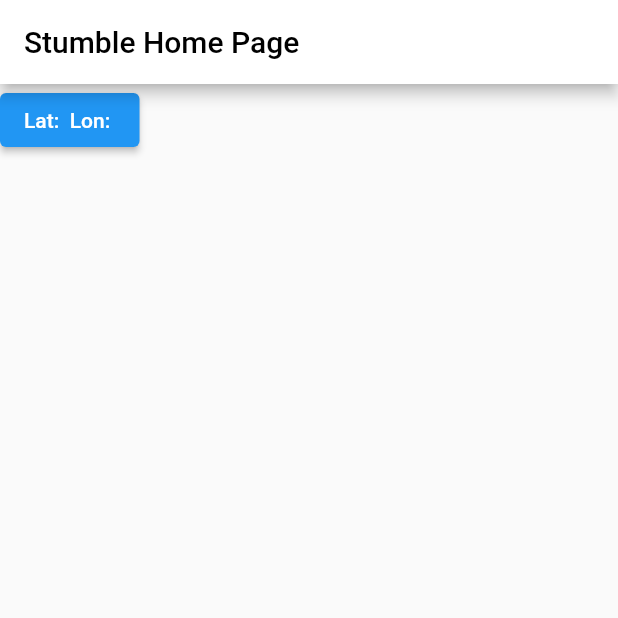
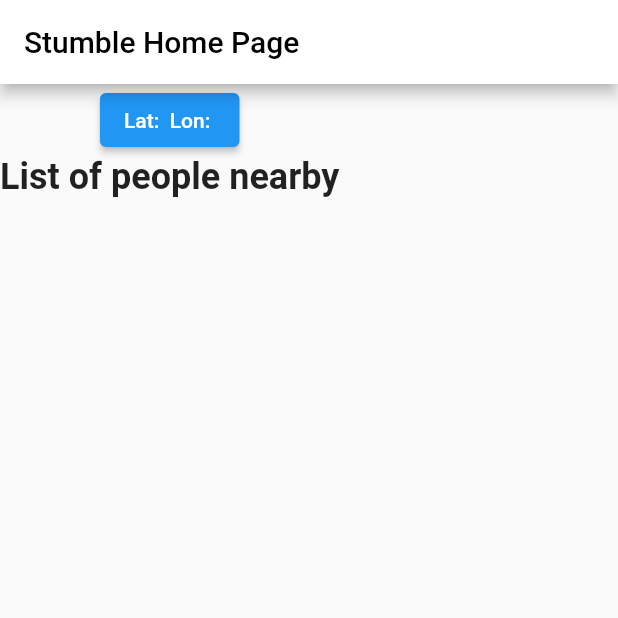
Before and after one commit to gjorgiivanov/Stumble_Flutter, a Flutter app: the screen it shows after launch, on a phone screen of 412 x 824 dp, the top half of it. Run offline on Flutter 3.47's test engine with Material 2 defaults, Android fonts, the phone set to English and light mode, and no system bars; our stand-ins replace cloud_firestore, firebase_core, geolocator, get, google_sign_in; missing offline and left inert: dart:ffi; accounts and stored records are empty.

Commit message:
User List UI

```diff
--- a/lib/main.dart
+++ b/lib/main.dart
@@ -63,7 +63,9 @@ class _MyHomePageState extends State<MyHomePage> {
         ],
       ),
       body: Container(
-        child: ElevatedButton(
+        child: Column(
+          children: [
+            ElevatedButton(
               onPressed: () {
                 getCurrentPosition(context).then((position) => setState(() {
                       _currentPosition = position;
@@ -72,6 +74,13 @@ class _MyHomePageState extends State<MyHomePage> {
               child: Text("Lat: ${_currentPosition?.latitude.toString() ?? ''} "
                   "Lon: ${_currentPosition?.longitude.toString() ?? ''}"),
             ),
+            Text(
+              'List of people nearby',
+              textAlign: TextAlign.center,
+              style: TextStyle(fontSize: 24.0, fontWeight: FontWeight.bold),
+            )
+          ],
+        ),
       ),
     );
   }
```
Also changed, not shown: lib/widgets/user_list/user_list_view.dart (added, +35 -0 lines), pubspec.yaml (+3 -6 lines), pubspec.lock. Lines whose indentation alone changed are shown as unchanged.
